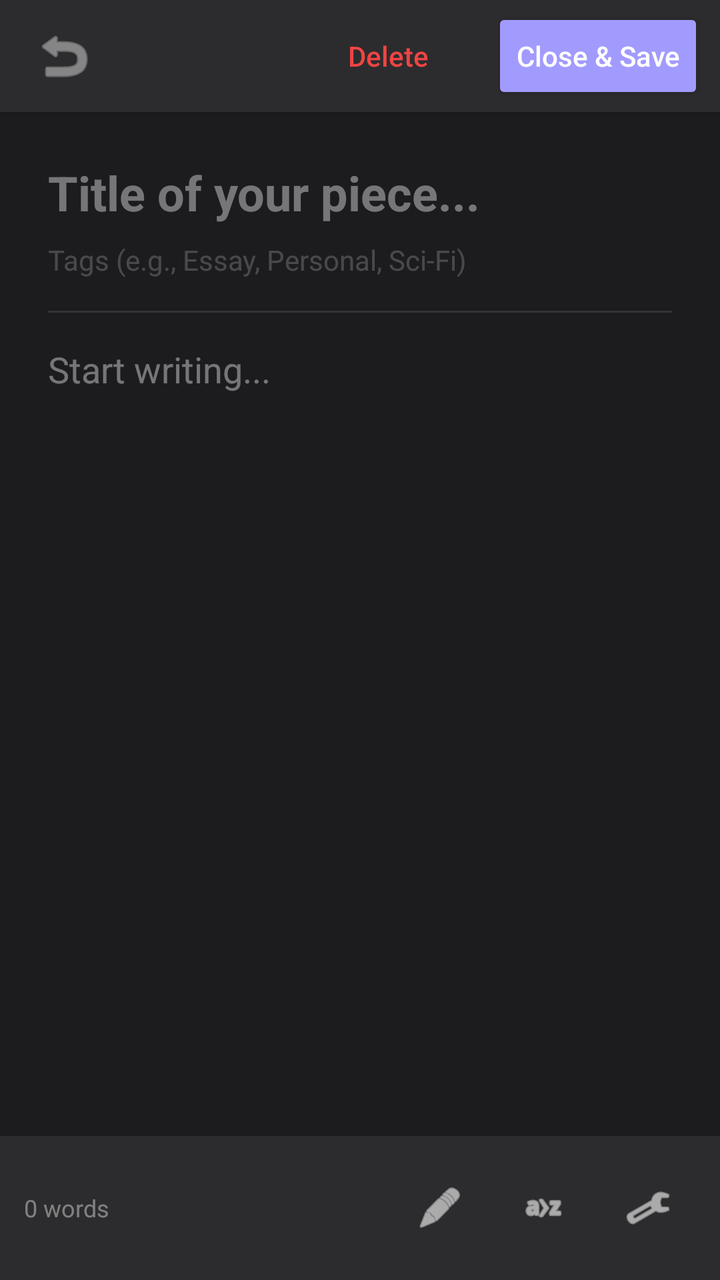
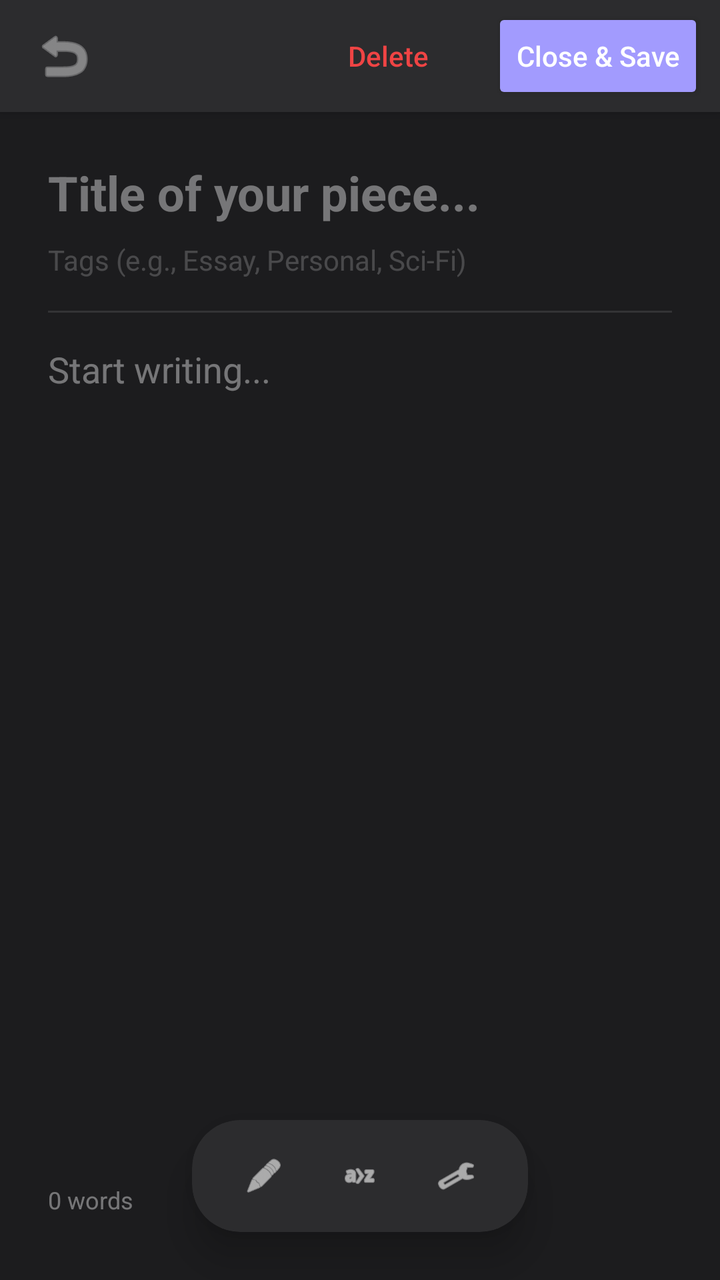

Screens rendered from an Android XML layout before and after an edit, with the pre-edit source and the edit as a unified diff.
<!-- AndroidManifest.xml: application theme Theme.LunaCoreOS -->
<!-- res/layout/activity_writing_editor.xml -->
<?xml version="1.0" encoding="utf-8"?>
<LinearLayout xmlns:android="http://schemas.android.com/apk/res/android"
    xmlns:app="http://schemas.android.com/apk/res-auto"
    android:layout_width="match_parent"
    android:layout_height="match_parent"
    android:orientation="vertical"
    android:fitsSystemWindows="true"
    android:background="@color/bg_dark">

    
    <LinearLayout
        android:layout_width="match_parent"
        android:layout_height="?attr/actionBarSize"
        android:orientation="horizontal"
        android:gravity="center_vertical"
        android:background="@color/bg_surface"
        android:elevation="4dp"
        android:paddingHorizontal="8dp">

        <ImageButton
            android:id="@+id/btnBack"
            android:layout_width="48dp"
            android:layout_height="48dp"
            android:background="?attr/selectableItemBackgroundBorderless"
            android:src="@android:drawable/ic_menu_revert"
            app:tint="@color/text_secondary" />

        <TextView
            android:id="@+id/tvSaveStatus"
            android:layout_width="0dp"
            android:layout_height="wrap_content"
            android:layout_weight="1"
            android:textColor="@color/text_muted"
            android:textSize="12sp"
            android:textAlignment="center" />

        <Button
            android:id="@+id/btnDelete"
            android:layout_width="wrap_content"
            android:layout_height="wrap_content"
            android:text="Delete"
            android:textColor="@color/danger"
            android:background="@android:color/transparent"
            android:textAllCaps="false" />

        <Button
            android:id="@+id/btnSaveClose"
            android:layout_width="wrap_content"
            android:layout_height="wrap_content"
            android:text="Close &amp; Save"
            android:textColor="@color/text_primary"
            android:backgroundTint="@color/accent_primary"
            android:textAllCaps="false"
            android:layout_marginStart="8dp" />
    </LinearLayout>

    
    <ScrollView
        android:layout_width="match_parent"
        android:layout_height="0dp"
        android:layout_weight="1"
        android:fillViewport="true">

        <LinearLayout
            android:layout_width="match_parent"
            android:layout_height="wrap_content"
            android:orientation="vertical"
            android:padding="24dp">

            <EditText
                android:id="@+id/etTitle"
                android:layout_width="match_parent"
                android:layout_height="wrap_content"
                android:background="@null"
                android:hint="Title of your piece..."
                android:textColor="@color/text_primary"
                android:textColorHint="@color/text_muted"
                android:textSize="24sp"
                android:textStyle="bold"
                android:inputType="textCapSentences" />

            <EditText
                android:id="@+id/etTags"
                android:layout_width="match_parent"
                android:layout_height="wrap_content"
                android:background="@null"
                android:hint="Tags (e.g., Essay, Personal, Sci-Fi)"
                android:textColor="@color/text_secondary"
                android:textColorHint="@color/text_hint"
                android:textSize="14sp"
                android:layout_marginTop="8dp"
                android:inputType="text" />

            <View
                android:layout_width="match_parent"
                android:layout_height="1dp"
                android:background="@color/border_subtle"
                android:layout_marginVertical="16dp" />

            <EditText
                android:id="@+id/etContent"
                android:layout_width="match_parent"
                android:layout_height="match_parent"
                android:background="@null"
                android:hint="Start writing..."
                android:textColor="@color/text_primary"
                android:textColorHint="@color/text_muted"
                android:textSize="18sp"
                android:lineSpacingExtra="8dp"
                android:gravity="top"
                android:inputType="textMultiLine|textCapSentences" />

        </LinearLayout>
    </ScrollView>

    
    <LinearLayout
        android:layout_width="match_parent"
        android:layout_height="wrap_content"
        android:background="@color/bg_surface"
        android:orientation="horizontal"
        android:gravity="center_vertical"
        android:padding="12dp">
        
        <TextView
            android:id="@+id/tvWordCount"
            android:layout_width="0dp"
            android:layout_weight="1"
            android:layout_height="wrap_content"
            android:text="0 words"
            android:textColor="@color/text_muted"
            android:textSize="12sp" />

        <ImageButton
            android:id="@+id/btnFormatBold"
            android:layout_width="48dp"
            android:layout_height="48dp"
            android:padding="12dp"
            android:scaleType="centerInside"
            android:layout_marginEnd="4dp"
            android:focusable="false"
            android:focusableInTouchMode="false"
            android:background="?attr/selectableItemBackgroundBorderless"
            android:src="@android:drawable/ic_menu_edit"
            app:tint="@color/text_primary" />
            
        <ImageButton
            android:id="@+id/btnFormatItalic"
            android:layout_width="48dp"
            android:layout_height="48dp"
            android:padding="12dp"
            android:scaleType="centerInside"
            android:layout_marginEnd="4dp"
            android:focusable="false"
            android:focusableInTouchMode="false"
            android:background="?attr/selectableItemBackgroundBorderless"
            android:src="@android:drawable/ic_menu_sort_alphabetically"
            app:tint="@color/text_primary" />
            
        <ImageButton
            android:id="@+id/btnFormatUnderline"
            android:layout_width="48dp"
            android:layout_height="48dp"
            android:padding="12dp"
            android:scaleType="centerInside"
            android:focusable="false"
            android:focusableInTouchMode="false"
            android:background="?attr/selectableItemBackgroundBorderless"
            android:src="@android:drawable/ic_menu_manage"
            app:tint="@color/text_primary" />
    </LinearLayout>

</LinearLayout>
<!-- resources referenced by this layout -->
<resources>
  <color name="accent_primary">#FFA29BFE</color>
  <color name="bg_dark">#FF1C1C1E</color>
  <color name="bg_surface">#FF2C2C2E</color>
  <color name="border_subtle">#1AFFFFFF</color>
  <color name="danger">#FFEF4444</color>
  <color name="text_hint">#33FFFFFF</color>
  <color name="text_muted">#66FFFFFF</color>
  <color name="text_primary">#FFFFFFFF</color>
  <color name="text_secondary">#B3FFFFFF</color>
  <style name="Theme.LunaCoreOS" parent="Theme.MaterialComponents.DayNight.NoActionBar">
          <item name="colorPrimary">@color/accent_primary</item>
          <item name="colorPrimaryDark">@color/status_bar</item>
          <item name="colorAccent">@color/accent_primary</item>
          <item name="android:windowBackground">@color/bg_dark</item>
          <item name="android:statusBarColor">@color/status_bar</item>
          <item name="android:navigationBarColor">@color/bg_dark</item>
          <item name="android:windowLightStatusBar">false</item>
          
          <item name="materialAlertDialogTheme">@style/LunaCoreDialogTheme</item>
          <item name="alertDialogTheme">@style/LunaCoreDialogTheme</item>
      </style>
  <color name="status_bar">#FF121214</color>
  <style name="LunaCoreDialogTheme" parent="ThemeOverlay.MaterialComponents.MaterialAlertDialog">
          <item name="colorSurface">@color/bg_surface</item>
          <item name="colorOnSurface">@color/text_primary</item>
          <item name="android:textColorPrimary">@color/text_primary</item>
          <item name="android:textColorAlertDialogListItem">@color/text_primary</item>
          <item name="shapeAppearanceOverlay">@style/ShapeAppearanceOverlay.LunaCore.Dialog</item>
      </style>
  <style name="ShapeAppearanceOverlay.LunaCore.Dialog" parent="">
          <item name="cornerFamily">rounded</item>
          <item name="cornerSize">24dp</item>
      </style>
</resources>

<!-- the commit's change to res/layout/activity_writing_editor.xml (unified diff, before → after) -->
@@ -55,119 +55,137 @@
     </LinearLayout>
 
     
-    <ScrollView
+    <RelativeLayout
         android:layout_width="match_parent"
         android:layout_height="0dp"
-        android:layout_weight="1"
-        android:fillViewport="true">
-
-        <LinearLayout
+        android:layout_weight="1">
+        
+        <ScrollView
             android:layout_width="match_parent"
-            android:layout_height="wrap_content"
-            android:orientation="vertical"
-            android:padding="24dp">
-
-            <EditText
-                android:id="@+id/etTitle"
+            android:layout_height="match_parent"
+            android:fillViewport="true"
+            android:clipToPadding="false"
+            android:paddingBottom="100dp">
+            
+            <LinearLayout
                 android:layout_width="match_parent"
                 android:layout_height="wrap_content"
-                android:background="@null"
-                android:hint="Title of your piece..."
-                android:textColor="@color/text_primary"
-                android:textColorHint="@color/text_muted"
-                android:textSize="24sp"
-                android:textStyle="bold"
-                android:inputType="textCapSentences" />
+                android:orientation="vertical"
+                android:padding="24dp">
 
-            <EditText
-                android:id="@+id/etTags"
-                android:layout_width="match_parent"
-                android:layout_height="wrap_content"
-                android:background="@null"
-                android:hint="Tags (e.g., Essay, Personal, Sci-Fi)"
-                android:textColor="@color/text_secondary"
-                android:textColorHint="@color/text_hint"
-                android:textSize="14sp"
-                android:layout_marginTop="8dp"
-                android:inputType="text" />
+                <EditText
+                    android:id="@+id/etTitle"
+                    android:layout_width="match_parent"
+                    android:layout_height="wrap_content"
+                    android:background="@null"
+                    android:hint="Title of your piece..."
+                    android:textColor="@color/text_primary"
+                    android:textColorHint="@color/text_muted"
+                    android:textSize="24sp"
+                    android:textStyle="bold"
+                    android:inputType="textCapSentences" />
 
-            <View
-                android:layout_width="match_parent"
-                android:layout_height="1dp"
-                android:background="@color/border_subtle"
-                android:layout_marginVertical="16dp" />
+                <EditText
+                    android:id="@+id/etTags"
+                    android:layout_width="match_parent"
+                    android:layout_height="wrap_content"
+                    android:background="@null"
+                    android:hint="Tags (e.g., Essay, Personal, Sci-Fi)"
+                    android:textColor="@color/text_secondary"
+                    android:textColorHint="@color/text_hint"
+                    android:textSize="14sp"
+                    android:layout_marginTop="8dp"
+                    android:inputType="text" />
 
-            <EditText
-                android:id="@+id/etContent"
-                android:layout_width="match_parent"
-                android:layout_height="match_parent"
-                android:background="@null"
-                android:hint="Start writing..."
-                android:textColor="@color/text_primary"
-                android:textColorHint="@color/text_muted"
-                android:textSize="18sp"
-                android:lineSpacingExtra="8dp"
-                android:gravity="top"
-                android:inputType="textMultiLine|textCapSentences" />
+                <View
+                    android:layout_width="match_parent"
+                    android:layout_height="1dp"
+                    android:background="@color/border_subtle"
+                    android:layout_marginVertical="16dp" />
 
-        </LinearLayout>
-    </ScrollView>
+                <EditText
+                    android:id="@+id/etContent"
+                    android:layout_width="match_parent"
+                    android:layout_height="match_parent"
+                    android:background="@null"
+                    android:hint="Start writing..."
+                    android:textColor="@color/text_primary"
+                    android:textColorHint="@color/text_muted"
+                    android:textSize="18sp"
+                    android:lineSpacingExtra="8dp"
+                    android:gravity="top"
+                    android:inputType="textMultiLine|textCapSentences" />
 
-    
-    <LinearLayout
-        android:layout_width="match_parent"
-        android:layout_height="wrap_content"
-        android:background="@color/bg_surface"
-        android:orientation="horizontal"
-        android:gravity="center_vertical"
-        android:padding="12dp">
+            </LinearLayout>
+        </ScrollView>
+        
         
         <TextView
             android:id="@+id/tvWordCount"
-            android:layout_width="0dp"
-            android:layout_weight="1"
+            android:layout_width="wrap_content"
             android:layout_height="wrap_content"
+            android:layout_alignParentBottom="true"
+            android:layout_alignParentStart="true"
+            android:layout_marginStart="24dp"
+            android:layout_marginBottom="32dp"
             android:text="0 words"
             android:textColor="@color/text_muted"
             android:textSize="12sp" />
 
-        <ImageButton
-            android:id="@+id/btnFormatBold"
-            android:layout_width="48dp"
-            android:layout_height="48dp"
-            android:padding="12dp"
-            android:scaleType="centerInside"
-            android:layout_marginEnd="4dp"
-            android:focusable="false"
-            android:focusableInTouchMode="false"
-            android:background="?attr/selectableItemBackgroundBorderless"
-            android:src="@android:drawable/ic_menu_edit"
-            app:tint="@color/text_primary" />
-            
-        <ImageButton
-            android:id="@+id/btnFormatItalic"
-            android:layout_width="48dp"
-            android:layout_height="48dp"
-            android:padding="12dp"
-            android:scaleType="centerInside"
-            android:layout_marginEnd="4dp"
-            android:focusable="false"
-            android:focusableInTouchMode="false"
-            android:background="?attr/selectableItemBackgroundBorderless"
-            android:src="@android:drawable/ic_menu_sort_alphabetically"
-            app:tint="@color/text_primary" />
-            
-        <ImageButton
-            android:id="@+id/btnFormatUnderline"
-            android:layout_width="48dp"
-            android:layout_height="48dp"
-            android:padding="12dp"
-            android:scaleType="centerInside"
-            android:focusable="false"
-            android:focusableInTouchMode="false"
-            android:background="?attr/selectableItemBackgroundBorderless"
-            android:src="@android:drawable/ic_menu_manage"
-            app:tint="@color/text_primary" />
-    </LinearLayout>
+        
+        <androidx.cardview.widget.CardView
+            android:layout_width="wrap_content"
+            android:layout_height="wrap_content"
+            android:layout_alignParentBottom="true"
+            android:layout_centerHorizontal="true"
+            android:layout_marginBottom="24dp"
+            app:cardCornerRadius="24dp"
+            app:cardBackgroundColor="@color/bg_surface"
+            app:cardElevation="12dp">
 
+            <LinearLayout
+                android:layout_width="wrap_content"
+                android:layout_height="wrap_content"
+                android:orientation="horizontal"
+                android:paddingHorizontal="12dp"
+                android:paddingVertical="4dp">
+
+                <ImageButton
+                    android:id="@+id/btnFormatBold"
+                    android:layout_width="48dp"
+                    android:layout_height="48dp"
+                    android:padding="14dp"
+                    android:scaleType="centerInside"
+                    android:focusable="false"
+                    android:focusableInTouchMode="false"
+                    android:background="?attr/selectableItemBackgroundBorderless"
+                    android:src="@android:drawable/ic_menu_edit"
+                    app:tint="@color/text_primary" />
+                    
+                <ImageButton
+                    android:id="@+id/btnFormatItalic"
+                    android:layout_width="48dp"
+                    android:layout_height="48dp"
+                    android:padding="14dp"
+                    android:scaleType="centerInside"
+                    android:focusable="false"
+                    android:focusableInTouchMode="false"
+                    android:background="?attr/selectableItemBackgroundBorderless"
+                    android:src="@android:drawable/ic_menu_sort_alphabetically"
+                    app:tint="@color/text_primary" />
+                    
+                <ImageButton
+                    android:id="@+id/btnFormatUnderline"
+                    android:layout_width="48dp"
+                    android:layout_height="48dp"
+                    android:padding="14dp"
+                    android:scaleType="centerInside"
+                    android:focusable="false"
+                    android:focusableInTouchMode="false"
+                    android:background="?attr/selectableItemBackgroundBorderless"
+                    android:src="@android:drawable/ic_menu_manage"
+                    app:tint="@color/text_primary" />
+            </LinearLayout>
+        </androidx.cardview.widget.CardView>
+    </RelativeLayout>
 </LinearLayout>
